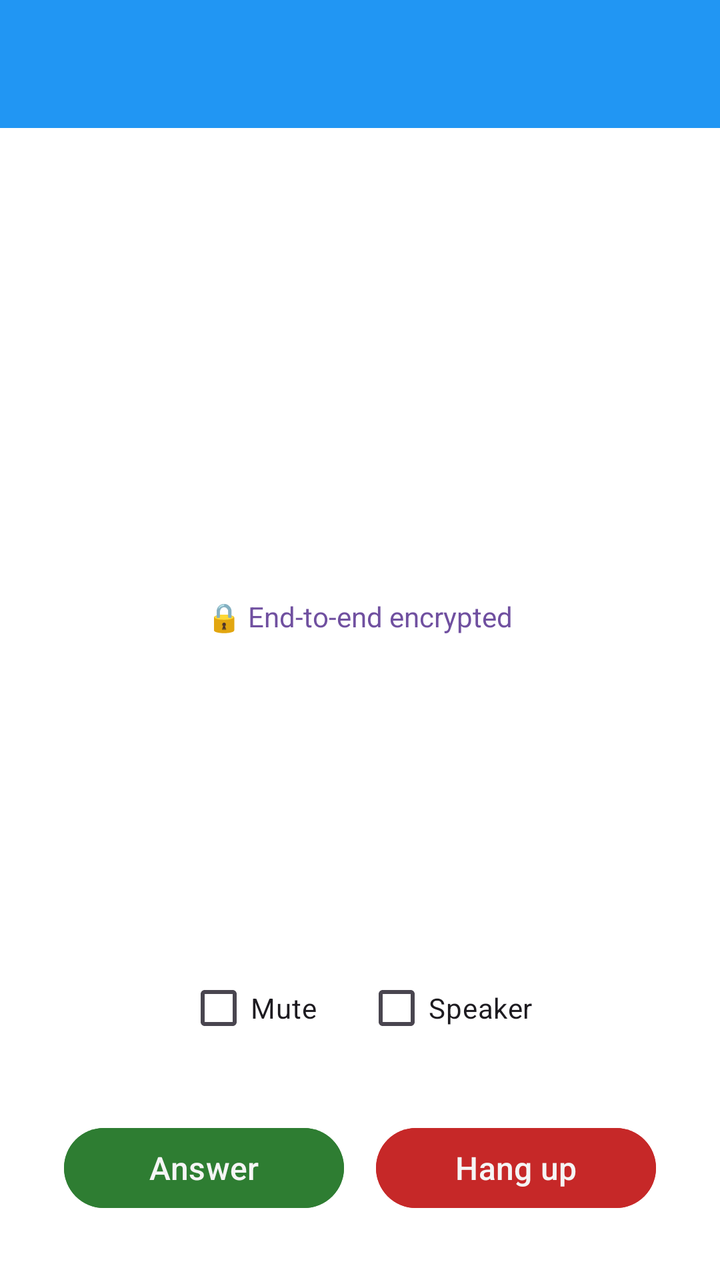
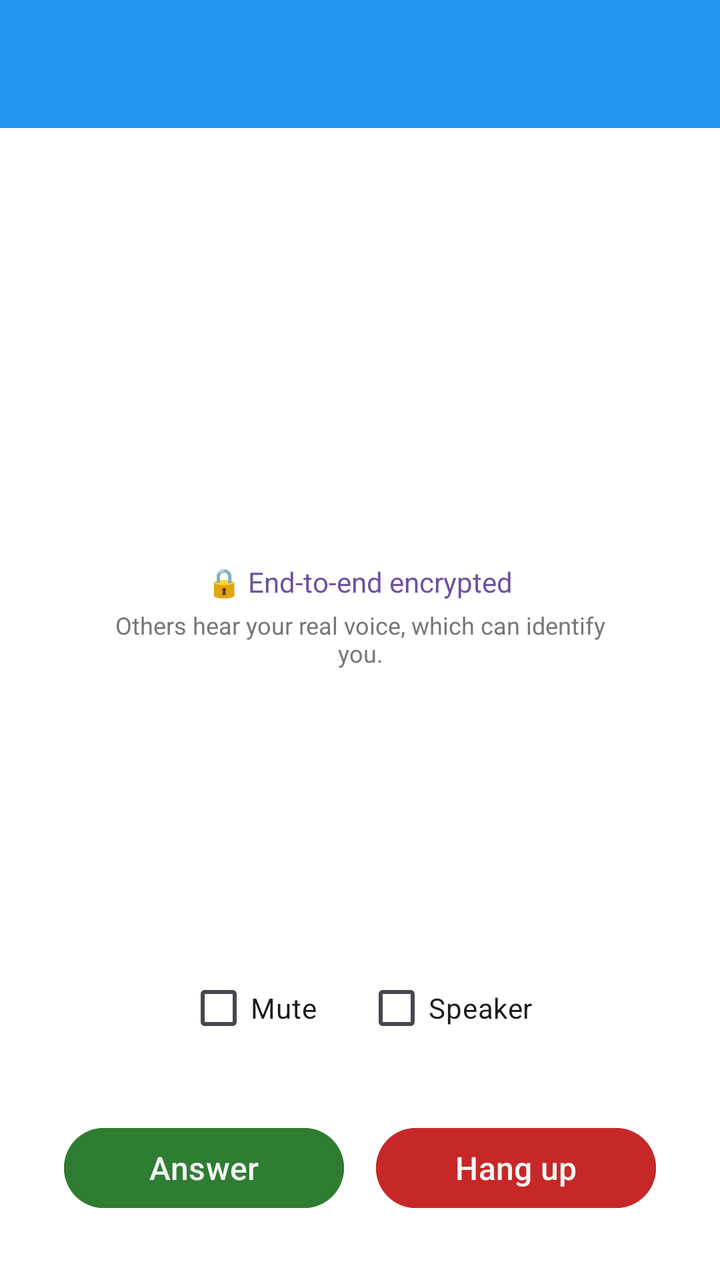

An Android layout rendered at two revisions. The XML below is the earlier revision; the diff shows what the commit changed to produce the second picture.
<!-- AndroidManifest.xml: application theme Theme.Freer -->
<!-- res/layout/activity_call.xml -->
<?xml version="1.0" encoding="utf-8"?>
<LinearLayout xmlns:android="http://schemas.android.com/apk/res/android"
    android:layout_width="match_parent"
    android:layout_height="match_parent"
    android:orientation="vertical">

    <include layout="@layout/common_toolbar" />

    <LinearLayout
        android:layout_width="match_parent"
        android:layout_height="0dp"
        android:layout_weight="1"
        android:gravity="center"
        android:orientation="vertical"
        android:padding="24dp">

        <TextView
            android:id="@+id/callPeer"
            android:layout_width="wrap_content"
            android:layout_height="wrap_content"
            android:textColor="@color/text"
            android:textIsSelectable="true"
            android:textSize="24sp"
            android:textStyle="bold" />

        <TextView
            android:id="@+id/callStatus"
            android:layout_width="wrap_content"
            android:layout_height="wrap_content"
            android:layout_marginTop="12dp"
            android:textColor="@color/field_name"
            android:textSize="18sp" />

        <TextView
            android:id="@+id/callE2ee"
            android:layout_width="wrap_content"
            android:layout_height="wrap_content"
            android:layout_marginTop="24dp"
            android:text="@string/call_e2ee"
            android:textColor="@color/field_name" />

        <TextView
            android:id="@+id/callPath"
            android:layout_width="wrap_content"
            android:layout_height="wrap_content"
            android:layout_marginTop="4dp"
            android:textColor="@color/field_name"
            android:textSize="12sp" />

        <TextView
            android:id="@+id/callWarning"
            android:layout_width="wrap_content"
            android:layout_height="wrap_content"
            android:layout_marginTop="16dp"
            android:gravity="center"
            android:textColor="#C62828"
            android:visibility="gone" />
    </LinearLayout>

    <LinearLayout
        android:id="@+id/callToggles"
        android:layout_width="match_parent"
        android:layout_height="wrap_content"
        android:gravity="center"
        android:orientation="horizontal"
        android:paddingHorizontal="24dp">

        <CheckBox
            android:id="@+id/callMute"
            android:layout_width="wrap_content"
            android:layout_height="wrap_content"
            android:layout_marginEnd="24dp"
            android:text="@string/call_mute" />

        <CheckBox
            android:id="@+id/callSpeaker"
            android:layout_width="wrap_content"
            android:layout_height="wrap_content"
            android:text="@string/call_speaker" />
    </LinearLayout>

    <LinearLayout
        android:layout_width="match_parent"
        android:layout_height="wrap_content"
        android:orientation="horizontal"
        android:padding="24dp">

        <Button
            android:id="@+id/callAnswer"
            style="@style/ButtonStyle"
            android:layout_width="0dp"
            android:layout_height="wrap_content"
            android:layout_marginEnd="12dp"
            android:layout_weight="1"
            android:backgroundTint="#2E7D32"
            android:text="@string/call_answer" />

        <Button
            android:id="@+id/callHangup"
            style="@style/ButtonStyle"
            android:layout_width="0dp"
            android:layout_height="wrap_content"
            android:layout_weight="1"
            android:backgroundTint="#C62828"
            android:text="@string/call_hang_up" />
    </LinearLayout>
</LinearLayout>
<!-- res/layout/common_toolbar.xml (included above) -->
<?xml version="1.0" encoding="utf-8"?>
<androidx.appcompat.widget.Toolbar xmlns:android="http://schemas.android.com/apk/res/android"
    xmlns:app="http://schemas.android.com/apk/res-auto"
    android:id="@+id/toolbar"
    android:layout_width="match_parent"
    android:layout_height="?attr/actionBarSize"
    android:background="@color/accent"
    android:theme="@style/ThemeOverlay.Freer.Toolbar">

    <LinearLayout
        android:id="@+id/toolbar_fid_container"
        android:layout_width="wrap_content"
        android:layout_height="match_parent"
        android:layout_gravity="end"
        android:orientation="horizontal"
        android:gravity="end|center_vertical"
        android:visibility="gone"
        android:clickable="true"
        android:focusable="true"
        android:paddingStart="8dp"
        android:paddingEnd="16dp"
        android:background="?android:attr/selectableItemBackground">

        <TextView
            android:id="@+id/toolbar_fid_text"
            android:layout_width="130dp"
            android:layout_height="wrap_content"
            android:textColor="@color/main_background"
            android:paddingStart="8dp"
            android:paddingEnd="4dp"
            android:textSize="14sp"
            android:maxLines="1"
            android:gravity="end"
            android:ellipsize="middle" />

        <ImageView
            android:id="@+id/toolbar_avatar"
            android:layout_width="42dp"
            android:layout_height="42dp"
            android:background="@color/accent"
            android:scaleType="centerCrop"
            android:contentDescription="@string/avatar" />

    </LinearLayout>

</androidx.appcompat.widget.Toolbar>
<!-- resources referenced by this layout -->
<resources>
  <color name="accent">#2196F3</color>
  <color name="field_name">#7050A0</color>
  <color name="main_background">#F5F5F5</color>
  <color name="text">#000000</color>
  <string name="avatar">Avatar</string>
  <string name="call_answer">Answer</string>
  <string name="call_e2ee">🔒 End-to-end encrypted</string>
  <string name="call_hang_up">Hang up</string>
  <string name="call_mute">Mute</string>
  <string name="call_speaker">Speaker</string>
  <style name="ButtonStyle">
          <item name="android:textColor">@color/main_background</item>
          <item name="android:backgroundTint">@color/accent</item>
          <item name="android:paddingStart">8dp</item>
          <item name="android:paddingEnd">8dp</item>
          <item name="android:paddingTop">8dp</item>
          <item name="android:paddingBottom">8dp</item>
          <item name="android:textSize">16sp</item>
          <item name="android:textAllCaps">false</item>
          <item name="android:layout_width">wrap_content</item>
          <item name="android:layout_height">@dimen/button_height</item>
          <item name="android:layout_weight">1</item>
          <item name="android:layout_marginStart">4dp</item>
          <item name="android:layout_marginEnd">4dp</item>
          <item name="android:layout_margin">8dp</item>
          <item name="android:layout_gravity">center</item>
      </style>
  <style name="ThemeOverlay.Freer.Toolbar" parent="ThemeOverlay.AppCompat.ActionBar">
          <item name="android:textColorPrimary">@color/main_background</item>
          <item name="android:textColorSecondary">@color/main_background</item>
      </style>
  <style name="Theme.Freer" parent="Base.Theme.Freer" />
  <dimen name="button_height">52dp</dimen>
  <style name="Base.Theme.Freer" parent="Theme.Material3.DayNight.NoActionBar">
          <item name="colorPrimary">#2196F3</item>
          <item name="colorAccent">#2196F3</item>
          <item name="android:windowBackground">#FFFFFF</item>
          
          <item name="android:windowLayoutInDisplayCutoutMode">shortEdges</item>
          <item name="android:enforceNavigationBarContrast">false</item>
          <item name="android:enforceStatusBarContrast">false</item>
          <item name="android:statusBarColor">@android:color/transparent</item>
          <item name="android:navigationBarColor">@android:color/transparent</item>
          <item name="android:windowLightStatusBar">true</item>
          <item name="android:windowLightNavigationBar">true</item>
      </style>
</resources>

<!-- the commit's change to res/layout/activity_call.xml (unified diff, before → after) -->
@@ -38,6 +38,16 @@
             android:layout_marginTop="24dp"
             android:text="@string/call_e2ee"
             android:textColor="@color/field_name" />
+
+        <TextView
+            android:layout_width="wrap_content"
+            android:layout_height="wrap_content"
+            android:layout_marginTop="4dp"
+            android:paddingHorizontal="24dp"
+            android:gravity="center"
+            android:text="@string/call_real_voice"
+            android:textColor="@color/hint"
+            android:textSize="12sp" />
 
         <TextView
             android:id="@+id/callPath"
<!-- resource entries referenced after the edit -->
@@ -2,6 +2,7 @@
 <resources>
   <color name="accent">#2196F3</color>
   <color name="field_name">#7050A0</color>
+  <color name="hint">#777777</color>
   <color name="main_background">#F5F5F5</color>
   <color name="text">#000000</color>
   <string name="avatar">Avatar</string>
@@ -9,6 +10,7 @@
   <string name="call_e2ee">🔒 End-to-end encrypted</string>
   <string name="call_hang_up">Hang up</string>
   <string name="call_mute">Mute</string>
+  <string name="call_real_voice">Others hear your real voice, which can identify you.</string>
   <string name="call_speaker">Speaker</string>
   <style name="ButtonStyle">
           <item name="android:textColor">@color/main_background</item>
